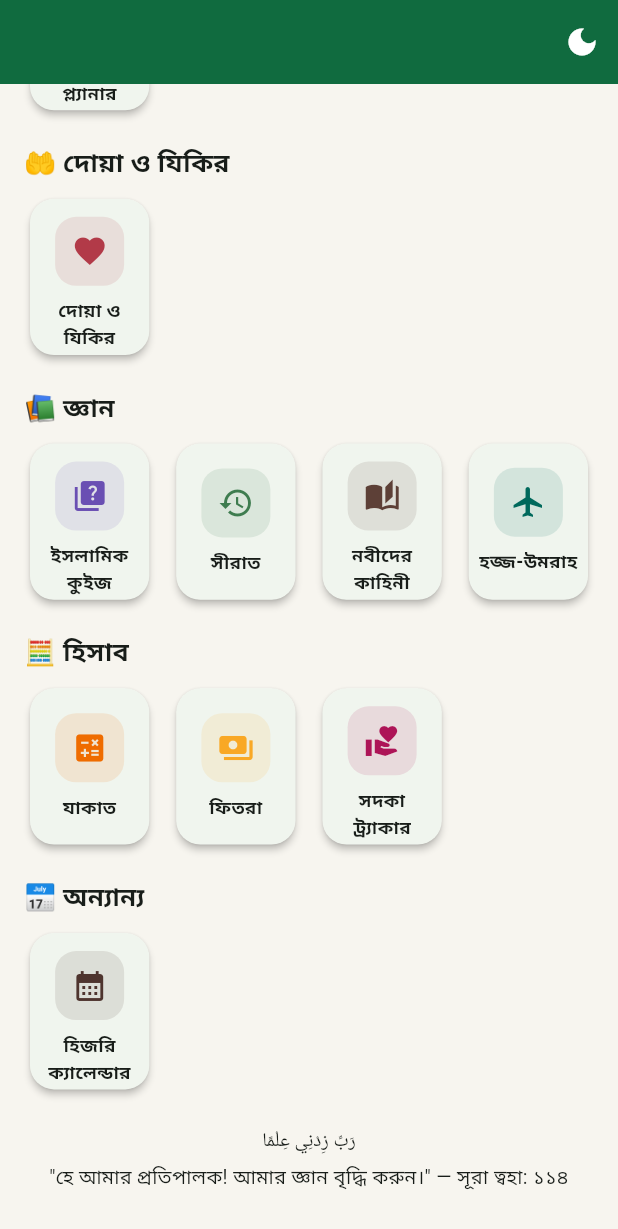
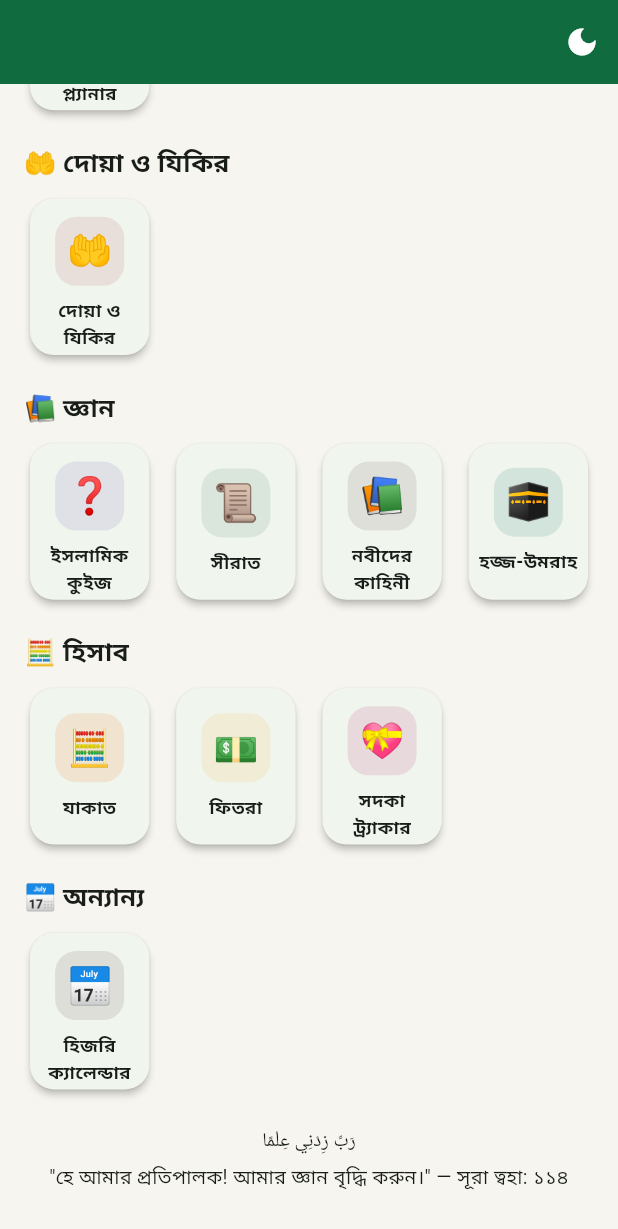
Before and after one commit to talabakollansomiti/deen-shikkha.github.io, a Flutter app: the HomeScreen screen opened directly with empty values, scrolled down 571 dp, on a phone screen of 412 x 824 dp. Shown: the top 1229 px of the screen. Run offline on Flutter 3.47's test engine with Material 3 defaults, Android fonts, the phone set to English and light mode, and no system bars; our stand-ins replace audioplayers, shared_preferences; accounts and stored records are empty.

Commit message:
v2.5: admin-controllable branding - animated logo, all menu icons changeable/removable

```diff
--- a/config.json
+++ b/config.json
@@ -1 +1 @@
-{"app_name":"AadDin","announcement":{"enabled":false,"title":"","message":"","color":"#1B6FA8"},"featured":{"enabled":false,"title":"সূরা আল ফাতিহা","surah_id":1,"description":""},"app_info":{"maintenance_mode":false,"maintenance_message":"কাজ চলছে। 🛠️","latest_version":"1.0.0","update_url":""}}
+{"app_name":"AadDin","announcement":{"enabled":false,"title":"","message":"","color":"#1B6FA8"},"featured":{"enabled":false,"title":"সূরা আল ফাতিহা","surah_id":1,"description":""},"app_info":{"maintenance_mode":false,"maintenance_message":"কাজ চলছে। 🛠️","latest_version":"1.0.0","update_url":""},"branding":{"logo":"🕌","show_logo":true,"animate_logo":true,"tagline":"ইসলামিক জ্ঞানের ভান্ডার","menu_icons":{"quran":"📖","quran_search":"🔍","hadith":"💬","names99":"🌟","namaz_guide":"🕌","namaz_times":"🕐","namaz_tracker":"✅","tasbih":"📿","ramadan":"🌙","dua":"🤲","quiz":"❓","seerah":"📜","prophets":"📚","hajj":"🕋","zakat":"🧮","fitra":"💵","sadaqah":"💝","hijri":"📅"}}}
--- a/lib/data/remote_config.dart
+++ b/lib/data/remote_config.dart
@@ -4,6 +4,11 @@ import 'package:http/http.dart' as http;
 // Admin panel (control.html) থেকে remote config পড়া
 class RemoteConfig {
   final String appName;
+  final String logo;
+  final bool showLogo;
+  final bool animateLogo;
+  final String tagline;
+  final Map<String, String> menuIcons;
   final bool annEnabled;
   final String annTitle;
   final String annMessage;
@@ -18,6 +23,11 @@ class RemoteConfig {
 
   const RemoteConfig({
     this.appName = 'দীন শিক্ষা',
+    this.logo = '🕌',
+    this.showLogo = true,
+    this.animateLogo = true,
+    this.tagline = 'ইসলামিক জ্ঞানের ভান্ডার',
+    this.menuIcons = const {},
     this.annEnabled = false,
     this.annTitle = '',
     this.annMessage = '',
@@ -41,11 +51,20 @@ class RemoteConfig {
           );
       if (res.statusCode != 200) return const RemoteConfig();
       final d = json.decode(res.body) as Map<String, dynamic>;
+      final b = d['branding'] as Map<String, dynamic>? ?? {};
+      final mi = b['menu_icons'] as Map<String, dynamic>? ?? {};
       final a = d['announcement'] as Map<String, dynamic>? ?? {};
       final f = d['featured'] as Map<String, dynamic>? ?? {};
       final i = d['app_info'] as Map<String, dynamic>? ?? {};
       return RemoteConfig(
         appName: (d['app_name'] ?? 'দীন শিক্ষা').toString(),
+        logo: (b['logo'] ?? '🕌').toString(),
+        showLogo: b['show_logo'] != false,
+        animateLogo: b['animate_logo'] != false,
+        tagline: (b['tagline'] ?? 'ইসলামিক জ্ঞানের ভান্ডার')
+            .toString(),
+        menuIcons: mi.map((k, v) =>
+            MapEntry(k.toString(), v.toString())),
         annEnabled: a['enabled'] == true,
         annTitle: (a['title'] ?? '').toString(),
         annMessage: (a['message'] ?? '').toString(),
--- a/lib/main.dart
+++ b/lib/main.dart
@@ -141,11 +141,13 @@ class _BootScreenState extends State<_BootScreen> {
 }
 
 class _MenuItem {
+  final String key;
   final String title;
-  final IconData icon;
+  final String emoji;
   final Color color;
   final Widget screen;
-  const _MenuItem(this.title, this.icon, this.color, this.screen);
+  const _MenuItem(
+      this.key, this.title, this.emoji, this.color, this.screen);
 }
 
 class _Category {
@@ -171,51 +173,57 @@ class HomeScreen extends StatelessWidget {
 
   List<_Category> _categories() => [
         _Category('📖 কুরআন ও হাদিস', '', [
-          _MenuItem('পবিত্র কুরআন', Icons.menu_book,
+          _MenuItem('quran', 'পবিত্র কুরআন', '📖',
               const Color(0xFF0E6B3E), const QuranScreen()),
-          _MenuItem('কুরআন সার্চ', Icons.search,
-              const Color(0xFF2E7D5B), const QuranSearchScreen()),
-          _MenuItem('হাদিস', Icons.format_quote,
+          _MenuItem('quran_search', 'কুরআন সার্চ', '🔍',
+              const Color(0xFF2E7D5B),
+              const QuranSearchScreen()),
+          _MenuItem('hadith', 'হাদিস', '💬',
               const Color(0xFF8A6D1B), const HadithScreen()),
-          _MenuItem('৯৯ নাম', Icons.star,
+          _MenuItem('names99', '৯৯ নাম', '🌟',
               const Color(0xFFB8860B), const Names99Screen()),
         ]),
         _Category('🕌 ইবাদত', '', [
-          _MenuItem('নামাজ শিক্ষা', Icons.school,
+          _MenuItem('namaz_guide', 'নামাজ শিক্ষা', '🕌',
               const Color(0xFF1B6FA8), const NamazScreen()),
-          _MenuItem('নামাজের সময়', Icons.access_time,
-              const Color(0xFF1565C0), const NamazTimesScreen()),
-          _MenuItem('নামাজ ট্র্যাকার', Icons.checklist,
-              const Color(0xFF2E7D32), const NamazTrackerScreen()),
-          _MenuItem('তাসবীহ', Icons.fingerprint,
+          _MenuItem('namaz_times', 'নামাজের সময়', '🕐',
+              const Color(0xFF1565C0),
+              const NamazTimesScreen()),
+          _MenuItem('namaz_tracker', 'নামাজ ট্র্যাকার', '✅',
+              const Color(0xFF2E7D32),
+              const NamazTrackerScreen()),
+          _MenuItem('tasbih', 'তাসবীহ', '📿',
               const Color(0xFF6A1B9A), const TasbihScreen()),
-          _MenuItem('রমজান প্ল্যানার', Icons.nightlight,
-              const Color(0xFF1B2A4A), const RamadanScreen()),
+          _MenuItem('ramadan', 'রমজান প্ল্যানার', '🌙',
+              const Color(0xFF1B2A4A),
+              const RamadanScreen()),
         ]),
         _Category('🤲 দোয়া ও যিকির', '', [
-          _MenuItem('দোয়া ও যিকির', Icons.favorite,
+          _MenuItem('dua', 'দোয়া ও যিকির', '🤲',
               const Color(0xFFB23A48), const DuaScreen()),
         ]),
         _Category('📚 জ্ঞান', '', [
-          _MenuItem('ইসলামিক কুইজ', Icons.quiz,
+          _MenuItem('quiz', 'ইসলামিক কুইজ', '❓',
               const Color(0xFF6A4FB3), const QuizScreen()),
-          _MenuItem('সীরাত', Icons.history,
+          _MenuItem('seerah', 'সীরাত', '📜',
               const Color(0xFF3E7C4F), const SeerahScreen()),
-          _MenuItem('নবীদের কাহিনী', Icons.auto_stories,
-              const Color(0xFF5D4037), const ProphetsScreen()),
-          _MenuItem('হজ্জ-উমরাহ', Icons.flight,
+          _MenuItem('prophets', 'নবীদের কাহিনী', '📚',
+              const Color(0xFF5D4037),
+              const ProphetsScreen()),
+          _MenuItem('hajj', 'হজ্জ-উমরাহ', '🕋',
               const Color(0xFF00695C), const HajjScreen()),
         ]),
         _Category('🧮 হিসাব', '', [
-          _MenuItem('যাকাত', Icons.calculate,
+          _MenuItem('zakat', 'যাকাত', '🧮',
               const Color(0xFFEF6C00), const ZakatScreen()),
-          _MenuItem('ফিতরা', Icons.payments,
+          _MenuItem('fitra', 'ফিতরা', '💵',
               const Color(0xFFF9A825), const FitraScreen()),
-          _MenuItem('সদকা ট্র্যাকার', Icons.volunteer_activism,
-              const Color(0xFFAD1457), const SadaqahScreen()),
+          _MenuItem('sadaqah', 'সদকা ট্র্যাকার', '💝',
+              const Color(0xFFAD1457),
+              const SadaqahScreen()),
         ]),
         _Category('📅 অন্যান্য', '', [
-          _MenuItem('হিজরি ক্যালেন্ডার', Icons.calendar_month,
+          _MenuItem('hijri', 'হিজরি ক্যালেন্ডার', '📅',
               const Color(0xFF4E342E), const HijriScreen()),
         ]),
       ];
@@ -281,8 +289,11 @@ class HomeScreen extends StatelessWidget {
                   child: Column(
                     mainAxisAlignment: MainAxisAlignment.center,
                     children: [
-                      const Text('🕌',
-                          style: TextStyle(fontSize: 48)),
+                      if (config.showLogo)
+                        _AnimatedLogo(
+                          logo: config.logo,
+                          animate: config.animateLogo,
+                        ),
                       const SizedBox(height: 6),
                       Text(
                         config.appName,
@@ -292,10 +303,11 @@ class HomeScreen extends StatelessWidget {
                           color: Colors.white,
                         ),
                       ),
-                      const Text(
-                        'ইসলামিক জ্ঞানের ভান্ডার',
-                        style:
-                            TextStyle(fontSize: 14, color: Colors.white70),
+                      Text(
+                        config.tagline,
+                        style: const TextStyle(
+                            fontSize: 14,
+                            color: Colors.white70),
                       ),
                     ],
                   ),
@@ -375,8 +387,14 @@ class HomeScreen extends StatelessWidget {
                   childAspectRatio: 0.78,
                 ),
                 delegate: SliverChildBuilderDelegate(
-                  (context, i) =>
-                      _MenuCard(item: cat.items[i]),
+                  (context, i) {
+                    final item = cat.items[i];
+                    final emoji =
+                        config.menuIcons[item.key] ??
+                            item.emoji;
+                    return _MenuCard(
+                        item: item, iconEmoji: emoji);
+                  },
                   childCount: cat.items.length,
                 ),
               ),
@@ -476,9 +494,59 @@ class _FeaturedCard extends StatelessWidget {
   }
 }
 
+// অ্যানিমেটেড লোগো (pulse)
+class _AnimatedLogo extends StatefulWidget {
+  final String logo;
+  final bool animate;
+  const _AnimatedLogo(
+      {required this.logo, required this.animate});
+
+  @override
+  State<_AnimatedLogo> createState() => _AnimatedLogoState();
+}
+
+class _AnimatedLogoState extends State<_AnimatedLogo>
+    with SingleTickerProviderStateMixin {
+  late AnimationController _ctrl;
+  late Animation<double> _anim;
+
+  @override
+  void initState() {
+    super.initState();
+    _ctrl = AnimationController(
+      vsync: this,
+      duration: const Duration(seconds: 2),
+    );
+    _anim = Tween<double>(begin: 1.0, end: 1.15).animate(
+      CurvedAnimation(parent: _ctrl, curve: Curves.easeInOut),
+    );
+    if (widget.animate) _ctrl.repeat(reverse: true);
+  }
+
+  @override
+  void dispose() {
+    _ctrl.dispose();
+    super.dispose();
+  }
+
+  @override
+  Widget build(BuildContext context) {
+    if (!widget.animate) {
+      return Text(widget.logo,
+          style: const TextStyle(fontSize: 48));
+    }
+    return ScaleTransition(
+      scale: _anim,
+      child: Text(widget.logo,
+          style: const TextStyle(fontSize: 48)),
+    );
+  }
+}
+
 class _MenuCard extends StatelessWidget {
   final _MenuItem item;
-  const _MenuCard({required this.item});
+  final String iconEmoji;
+  const _MenuCard({required this.item, required this.iconEmoji});
 
   @override
   Widget build(BuildContext context) {
@@ -495,6 +563,7 @@ class _MenuCard extends StatelessWidget {
           child: Column(
             mainAxisAlignment: MainAxisAlignment.center,
             children: [
+              if (iconEmoji.isNotEmpty)
                 Container(
                   width: 46,
                   height: 46,
@@ -502,8 +571,11 @@ class _MenuCard extends StatelessWidget {
                     color: item.color.withOpacity(0.12),
                     borderRadius: BorderRadius.circular(14),
                   ),
-                child:
-                    Icon(item.icon, size: 24, color: item.color),
+                  child: Center(
+                    child: Text(iconEmoji,
+                        style:
+                            const TextStyle(fontSize: 24)),
+                  ),
                 ),
               const SizedBox(height: 8),
               Text(
```
Also changed, not shown: admin/lib/screens/branding_screen.dart (added, +299 -0 lines), admin/lib/screens/panel_screen.dart (+14 -0 lines), 1 other file. Lines whose indentation alone changed are shown as unchanged.
